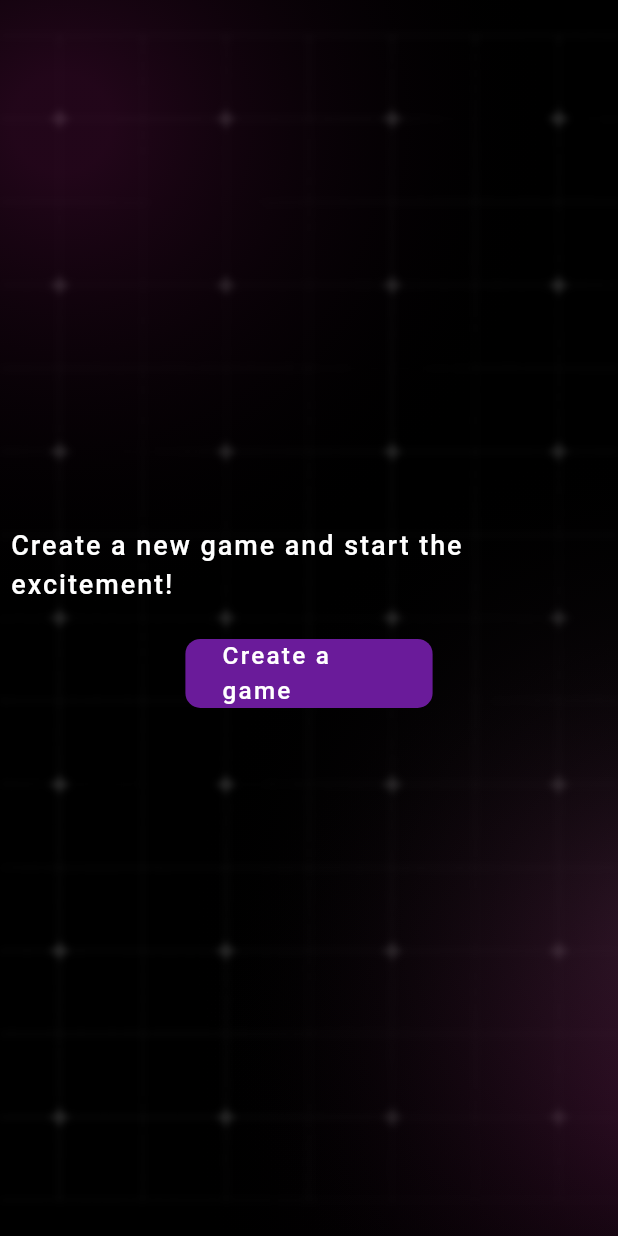
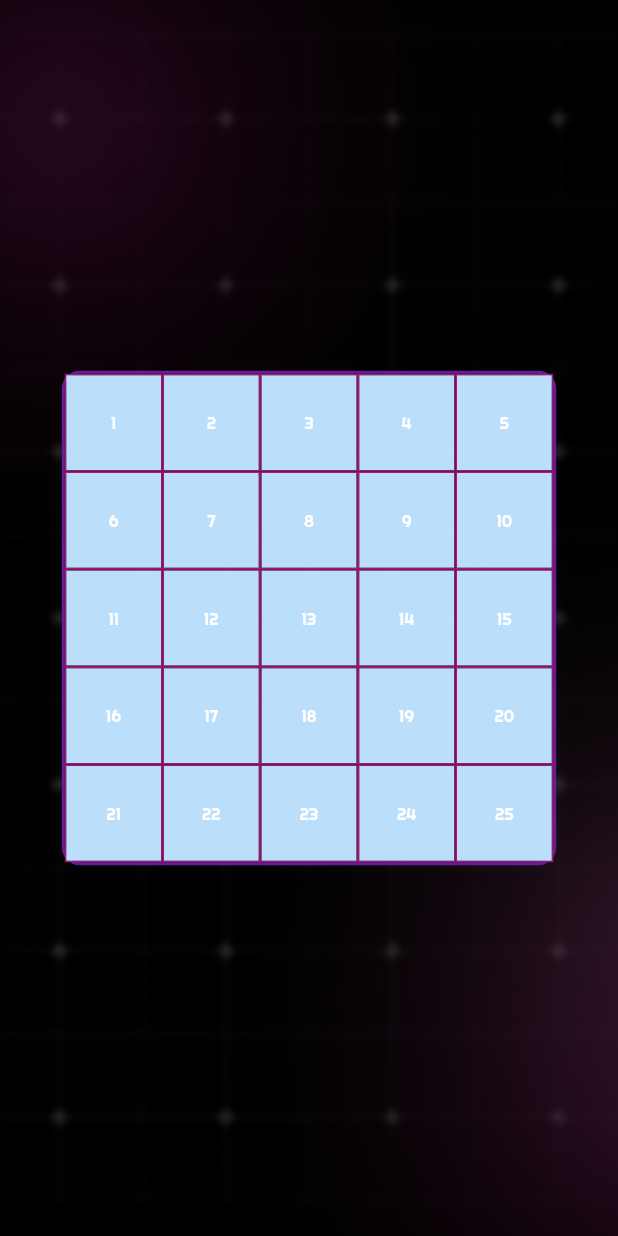
Before and after one commit to AhmedSaied22/bingo, a Flutter app: the CreateGameView screen opened by its route, after a tap on "Create a game", on a phone screen of 412 x 824 dp. Run offline on Flutter 3.47's test engine with Material 3 defaults, Android fonts, the phone set to English and light mode, and no system bars; our stand-ins replace flutter_screenutil, google_fonts; Roboto replaces fonts that are missing (Chewy).

Commit message:
finish game view

```diff
--- a/lib/core/routes/routes_gen.dart
+++ b/lib/core/routes/routes_gen.dart
@@ -1,5 +1,6 @@
 import 'package:bingo/core/routes/routes_name.dart';
 import 'package:bingo/features/home/presentation/views/create_game_view.dart';
+import 'package:bingo/features/home/presentation/views/game_view.dart';
 import 'package:bingo/features/home/presentation/views/home_view.dart';
 import 'package:bingo/features/home/presentation/views/join_game_view.dart';
 import 'package:flutter/material.dart';
@@ -17,6 +18,8 @@ class RouteGenerator {
         return _buildRoute(const JoinGameView(), RouteTransition.fade);
       case RoutesName.createGame:
         return _buildRoute(const CreateGameView(), RouteTransition.fade);
+      case RoutesName.game:
+        return _buildRoute(GameView(), RouteTransition.fade);
       default:
         return _errorRoute();
     }
--- a/lib/core/routes/routes_name.dart
+++ b/lib/core/routes/routes_name.dart
@@ -2,4 +2,5 @@ class RoutesName {
   static const String home = "home";
   static const String joinGame = "joinGame";
   static const String createGame = "createGame";
+  static const String game = "game";
 }
--- a/lib/features/home/presentation/views/create_game_view.dart
+++ b/lib/features/home/presentation/views/create_game_view.dart
@@ -1,4 +1,5 @@
 import 'package:bingo/core/extensions/font_styles_extensions.dart';
+import 'package:bingo/core/routes/routes_name.dart';
 import 'package:bingo/core/ui/app_colors.dart';
 import 'package:bingo/core/ui/widgets/main_button.dart';
 import 'package:flutter/material.dart';
@@ -21,9 +22,10 @@ class CreateGameView extends StatelessWidget {
                 'Create a new game and start the excitement!',
                 style: context.bodyLarge,
               ),
-              const MainButton(
+              MainButton(
                 label: 'Create a game',
                 color: AppColors.primaryColor,
+                onPressed: () => Navigator.pushNamed(context, RoutesName.game),
               ),
             ],
           ),
--- /dev/null
+++ b/lib/features/home/presentation/views/game_view.dart
@@ -0,0 +1,118 @@
+import 'package:bingo/core/extensions/font_styles_extensions.dart';
+import 'package:bingo/core/extensions/media_query_extensions.dart';
+import 'package:bingo/core/layout/responsive.dart';
+import 'package:bingo/core/ui/app_colors.dart';
+import 'package:flutter/material.dart';
+
+class GameView extends StatelessWidget {
+  const GameView({super.key});
+
+  @override
+  Widget build(BuildContext context) {
+    return const Scaffold(
+      body: SafeArea(
+        child: Center(
+          child: _AdaptiveBingoGrid(
+            mobileScale: 0.8,
+            tabletScale: 0.6,
+            desktopScale: 0.4,
+            minGridSize: 300,
+          ),
+        ),
+      ),
+    );
+  }
+}
+
+class _AdaptiveBingoGrid extends StatelessWidget {
+  final double mobileScale;
+  final double tabletScale;
+  final double desktopScale;
+  final double minGridSize;
+
+  const _AdaptiveBingoGrid({
+    required this.mobileScale,
+    required this.tabletScale,
+    required this.desktopScale,
+    required this.minGridSize,
+  });
+
+  double _getScaleFactor(BuildContext context) {
+    if (ResponsiveLayout.isDesktop(context)) return desktopScale;
+    if (ResponsiveLayout.isTablet(context)) return tabletScale;
+    return mobileScale;
+  }
+
+  @override
+  Widget build(BuildContext context) {
+    return LayoutBuilder(
+      builder: (context, constraints) {
+        final scaleFactor = _getScaleFactor(context);
+        final availableSize = context.screenSize.shortestSide;
+        final gridSize =
+            (availableSize * scaleFactor).clamp(minGridSize, double.infinity);
+
+        return Container(
+          width: gridSize,
+          height: gridSize,
+          decoration: BoxDecoration(
+            border: Border.all(color: AppColors.primaryColor, width: 2),
+            borderRadius: BorderRadius.circular(12),
+          ),
+          child: const BingoGrid(),
+        );
+      },
+    );
+  }
+}
+
+class BingoGrid extends StatelessWidget {
+  const BingoGrid({super.key});
+
+  @override
+  Widget build(BuildContext context) {
+    return GridView.builder(
+      physics: const NeverScrollableScrollPhysics(),
+      padding: EdgeInsets.zero,
+      gridDelegate: const SliverGridDelegateWithFixedCrossAxisCount(
+        crossAxisCount: 5,
+        childAspectRatio: 1,
+        mainAxisSpacing: 0,
+        crossAxisSpacing: 0,
+      ),
+      itemCount: 25,
+      itemBuilder: (context, index) => _BingoNumberCell(number: index + 1),
+    );
+  }
+}
+
+class _BingoNumberCell extends StatelessWidget {
+  final int number;
+
+  const _BingoNumberCell({required this.number});
+
+  @override
+  Widget build(BuildContext context) {
+    return Container(
+      decoration: BoxDecoration(
+        border: Border.all(color: AppColors.secondaryColor),
+      ),
+      child: Material(
+        color: Colors.blue[100],
+        child: InkWell(
+          onTap: () => _handleTap(),
+          child: Center(
+            child: Text(
+              '$number',
+              style: context.caption,
+            ),
+          ),
+        ),
+      ),
+    );
+  }
+
+  void _handleTap() {
+    // Handle tap logic
+  }
+}
```
